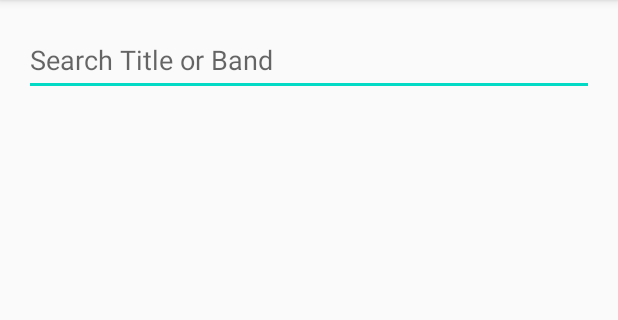
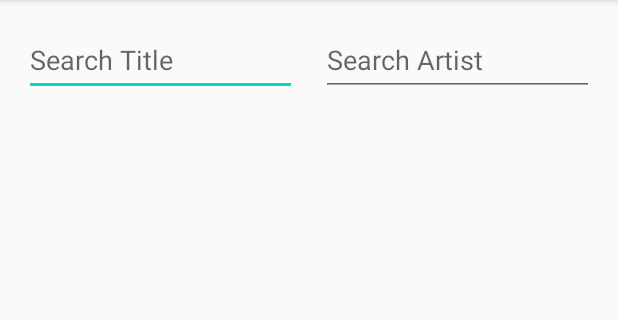
Before and after one commit to ammw/fat-karaoke-list, an Android app: the screen it shows after launch (MainActivity), on a phone screen of 412 x 824 dp, the part 84-404 px from its top. Run offline under Robolectric (Android 15) with nearby library versions, the phone set to English and light mode, and no system bars; our stand-ins replace Dagger/Hilt's generated code, Room's generated code.

Commit message:
Separate Title and Artist search

```diff
--- a/app/src/main/java/eu/ammw/fatkaraoke/MainActivity.java
+++ b/app/src/main/java/eu/ammw/fatkaraoke/MainActivity.java
@@ -18,6 +18,7 @@ import androidx.work.WorkRequest;
 
 import java.util.Arrays;
 import java.util.concurrent.ExecutorService;
+import java.util.concurrent.atomic.AtomicLong;
 
 import javax.inject.Inject;
 
@@ -37,6 +38,8 @@ public class MainActivity extends AppCompatActivity implements HasAndroidInjecto
     private static final String[] PERMISSIONS = new String[]{
             Manifest.permission.INTERNET, Manifest.permission.ACCESS_NETWORK_STATE
     };
+
+    private static final AtomicLong sequence = new AtomicLong();
 
     @Inject
     DispatchingAndroidInjector<Object> androidInjector;
@@ -95,8 +98,12 @@ public class MainActivity extends AppCompatActivity implements HasAndroidInjecto
     }
 
     private void setSearchFieldListeners() {
-        EditText searchBox = findViewById(R.id.searchBox);
-        searchBox.addTextChangedListener(new SearchTextWatcher());
+        SearchTextWatcher listener = new SearchTextWatcher();
+        EditText searchTitleBox = findViewById(R.id.searchTitleBox);
+        searchTitleBox.addTextChangedListener(listener);
+        EditText searchArtistBox = findViewById(R.id.searchArtistBox);
+        searchArtistBox.addTextChangedListener(listener);
+
     }
 
     private void scheduleUpdate() {
@@ -123,9 +130,15 @@ public class MainActivity extends AppCompatActivity implements HasAndroidInjecto
         public void beforeTextChanged(CharSequence s, int start, int count, int after) {}
 
         @Override
-        public void onTextChanged(CharSequence query, int start, int before, int count) {
+        public void onTextChanged(CharSequence text, int start, int before, int count) {
+            EditText title = findViewById(R.id.searchTitleBox);
+            final String titleText = title.getText().toString();
+            EditText artist = findViewById(R.id.searchArtistBox);
+            final String artistText = artist.getText().toString();
+            long mySequence = sequence.incrementAndGet();
             executorService.execute(() ->
-                    songRepository.searchSongs(query.toString(), result -> {
+                    songRepository.searchSongs(titleText, artistText, result -> {
+                        if (sequence.get() == mySequence) {
                             viewModel.updateResult(result);
                             if (!result.isEmpty()) {
                                 runOnUiThread(searchResultFragment::notifyDataChanged);
@@ -134,7 +147,9 @@ public class MainActivity extends AppCompatActivity implements HasAndroidInjecto
                                     getSupportFragmentManager().beginTransaction()
                                             .replace(R.id.result_container, result.isEmpty() ? emptyResultFragment : searchResultFragment)
                                             .commitNow());
-                    }));
+                        } else {
+                            Log.d(TAG, "Discarded the results for `" + titleText + "` - `" + artistText + "` (seq#" + mySequence + ") as a newer search has already started (seq#" + sequence.get() + ")");
+                        }}));
         }
     }
 }
--- a/app/src/main/java/eu/ammw/fatkaraoke/db/dao/SongDao.java
+++ b/app/src/main/java/eu/ammw/fatkaraoke/db/dao/SongDao.java
@@ -11,11 +11,11 @@ import eu.ammw.fatkaraoke.model.Song;
 
 @Dao
 public interface SongDao {
-    @Query("SELECT * FROM song")
+    @Query("SELECT * FROM song ORDER BY artist, title")
     List<Song> getAll();
 
-    @Query("SELECT * FROM song WHERE title LIKE :query OR artist LIKE :query")
-    List<Song> find(String query);
+    @Query("SELECT * FROM song WHERE title LIKE :title AND artist LIKE :artist ORDER BY artist, title")
+    List<Song> find(String title, String artist);
 
     @Insert
     void insertAll(Song... songs);
--- a/app/src/main/res/layout/content_main.xml
+++ b/app/src/main/res/layout/content_main.xml
@@ -6,18 +6,31 @@
     app:layout_behavior="@string/appbar_scrolling_view_behavior">
 
     <EditText
-        android:id="@+id/searchBox"
+        android:id="@+id/searchTitleBox"
         android:layout_width="0dp"
         android:layout_height="wrap_content"
         android:layout_marginStart="16dp"
         android:layout_marginTop="16dp"
+        android:ems="10"
+        android:hint="@string/title_search_placeholder"
+        android:minHeight="48dp"
+        app:layout_constraintEnd_toStartOf="@+id/searchArtistBox"
+        app:layout_constraintStart_toStartOf="parent"
+        app:layout_constraintTop_toTopOf="parent" />
+
+    <EditText
+        android:id="@+id/searchArtistBox"
+        android:layout_width="0dp"
+        android:layout_height="wrap_content"
+        android:layout_marginStart="16dp"
         android:layout_marginEnd="16dp"
         android:ems="10"
-        android:hint="@string/title_or_author_search_placeholder"
+        android:hint="@string/artist_search_placeholder"
         android:minHeight="48dp"
+        app:layout_constraintBaseline_toBaselineOf="@+id/searchTitleBox"
         app:layout_constraintEnd_toEndOf="parent"
-        app:layout_constraintStart_toStartOf="parent"
-        app:layout_constraintTop_toTopOf="parent" />
+        app:layout_constraintStart_toEndOf="@+id/searchTitleBox" />
+
 
     <FrameLayout
         android:id="@+id/result_container"
@@ -29,5 +42,5 @@
         app:layout_constraintBottom_toBottomOf="parent"
         app:layout_constraintEnd_toEndOf="parent"
         app:layout_constraintStart_toStartOf="parent"
-        app:layout_constraintTop_toBottomOf="@+id/searchBox" />
+        app:layout_constraintTop_toBottomOf="@+id/searchTitleBox" />
 </androidx.constraintlayout.widget.ConstraintLayout>
--- a/app/src/main/res/values/strings.xml
+++ b/app/src/main/res/values/strings.xml
@@ -1,6 +1,7 @@
 <resources>
     <string name="app_name">Fat Karaoke List</string>
-    <string name="title_or_author_search_placeholder">Search Title or Band</string>
+    <string name="title_search_placeholder">Search Title</string>
+    <string name="artist_search_placeholder">Search Artist</string>
     <string name="no_results">Sorry, no results!</string>
     <string name="button_update">Update song list</string>
 </resources>
```
Also changed, not shown: app/src/main/java/eu/ammw/fatkaraoke/data/SongRepository.java (+18 -6 lines), 1 other file. Lines whose indentation alone changed are shown as unchanged.
